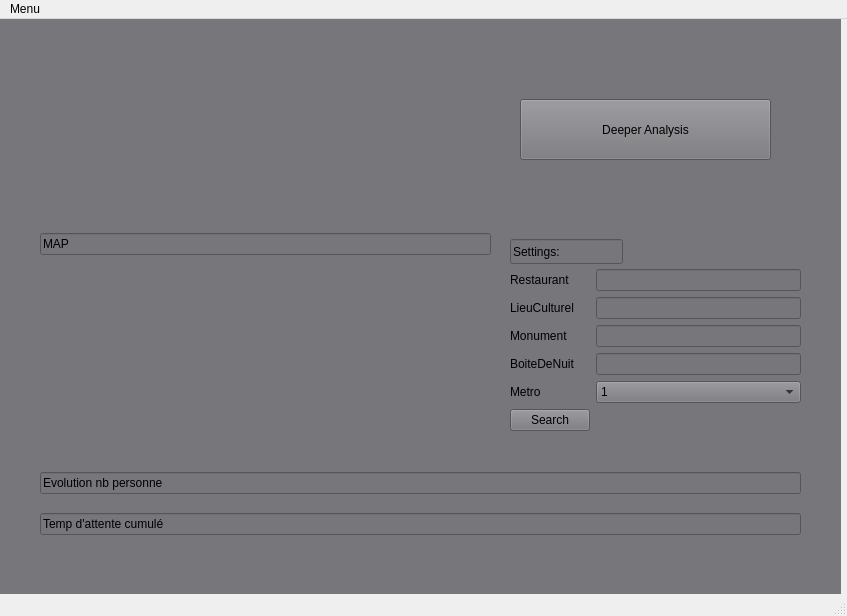
Before: the Qt Designer form Olympic_sim/mainwindow.ui in LindaMAIN/CPP-PROJECT, drawn with Qt 5.
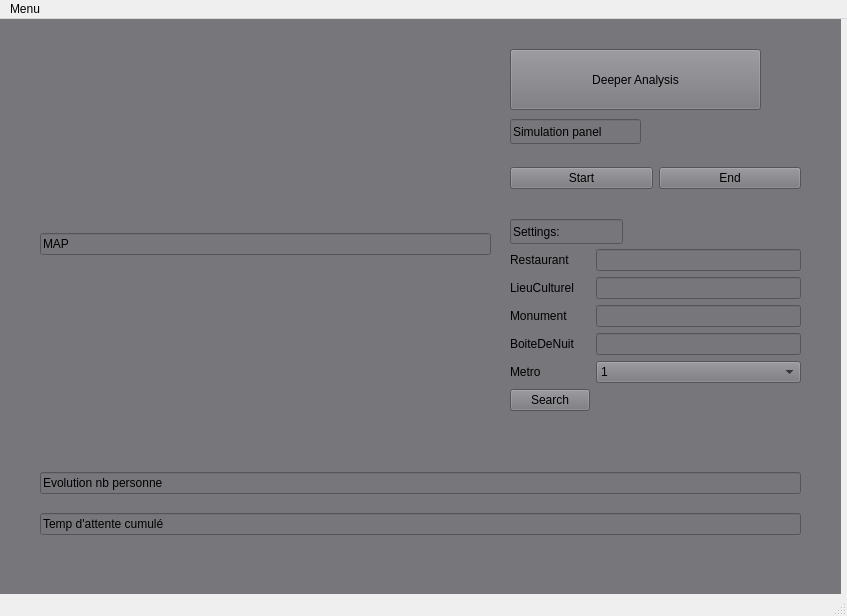
After: the same form once the commit is applied.

```diff
--- a/Olympic_sim/mainwindow.ui
+++ b/Olympic_sim/mainwindow.ui
@@ -161,7 +161,7 @@
       <property name="geometry">
        <rect>
         <x>510</x>
-        <y>220</y>
+        <y>200</y>
         <width>113</width>
         <height>25</height>
        </rect>
@@ -177,7 +177,7 @@
       <property name="geometry">
        <rect>
         <x>510</x>
-        <y>250</y>
+        <y>230</y>
         <width>291</width>
         <height>188</height>
        </rect>
@@ -374,8 +374,8 @@
      <widget class="QPushButton" name="pushButton_Analyse">
       <property name="geometry">
        <rect>
-        <x>520</x>
-        <y>80</y>
+        <x>510</x>
+        <y>30</y>
         <width>251</width>
         <height>61</height>
        </rect>
@@ -384,6 +384,45 @@
        <string>Deeper Analysis</string>
       </property>
      </widget>
+     <widget class="QLineEdit" name="lineEdit_8">
+      <property name="geometry">
+       <rect>
+        <x>510</x>
+        <y>100</y>
+        <width>131</width>
+        <height>25</height>
+       </rect>
+      </property>
+      <property name="text">
+       <string>Simulation panel</string>
+      </property>
+     </widget>
+     <widget class="QWidget" name="horizontalLayoutWidget">
+      <property name="geometry">
+       <rect>
+        <x>510</x>
+        <y>129</y>
+        <width>291</width>
+        <height>61</height>
+       </rect>
+      </property>
+      <layout class="QHBoxLayout" name="horizontalLayout">
+       <item>
+        <widget class="QPushButton" name="pushButton_5">
+         <property name="text">
+          <string>Start</string>
+         </property>
+        </widget>
+       </item>
+       <item>
+        <widget class="QPushButton" name="pushButton_6">
+         <property name="text">
+          <string>End</string>
+         </property>
+        </widget>
+       </item>
+      </layout>
+     </widget>
     </widget>
    </widget>
   </widget>
```
